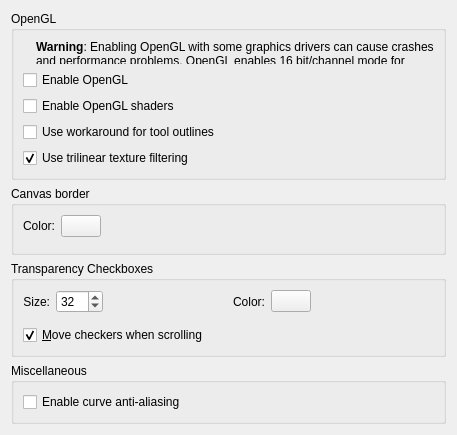
First picture: the form in krita/ui/forms/wdgdisplaysettings.ui, repository KDE/krita, before the edit.
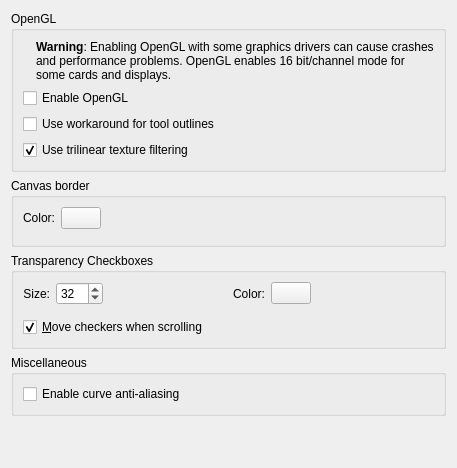
Second picture: the form after the edit. Custom widgets are drawn as their Qt base class.

Patch:
```diff
--- a/krita/ui/forms/wdgdisplaysettings.ui
+++ b/krita/ui/forms/wdgdisplaysettings.ui
@@ -7,7 +7,7 @@
     <x>0</x>
     <y>0</y>
     <width>457</width>
-    <height>435</height>
+    <height>468</height>
    </rect>
   </property>
   <property name="sizePolicy">
@@ -217,13 +217,6 @@
        </widget>
       </item>
       <item row="3" column="0">
-       <widget class="QCheckBox" name="cbUseOpenGLShaders">
-        <property name="text">
-         <string>Enable OpenGL shaders</string>
-        </property>
-       </widget>
-      </item>
-      <item row="4" column="0">
        <widget class="QCheckBox" name="cbUseOpenGLToolOutlineWorkaround">
         <property name="toolTip">
          <string>This enables a workaround for a bug in Qt. 
@@ -236,7 +229,7 @@
         </property>
        </widget>
       </item>
-      <item row="5" column="0">
+      <item row="4" column="0">
        <widget class="QCheckBox" name="cbUseOpenGLTrilinearFiltering">
         <property name="toolTip">
          <string>Use trilinear filtering when zooming. Disabling this may improve painting performance.</string>
```
